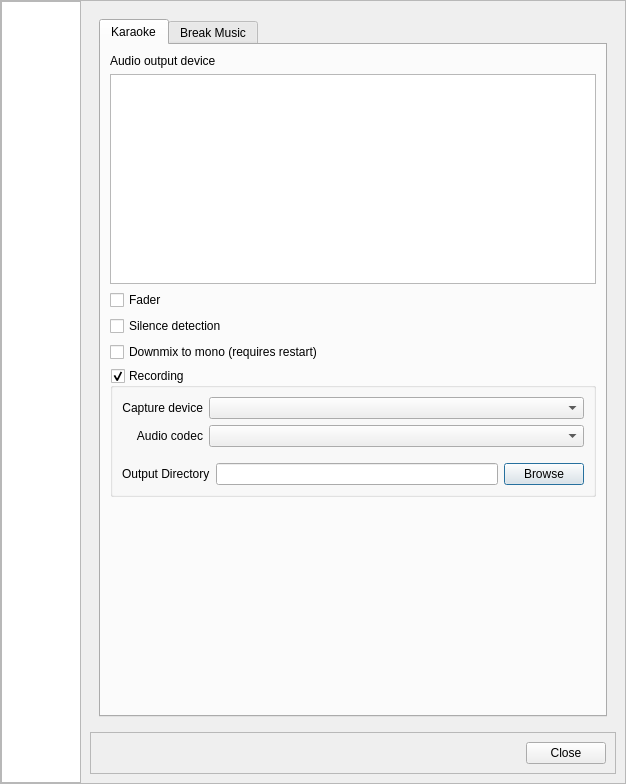
The window that OpenKJ/dlgsettings.ui (OpenKJ/OpenKJ) describes before a commit, drawn with Qt 5.
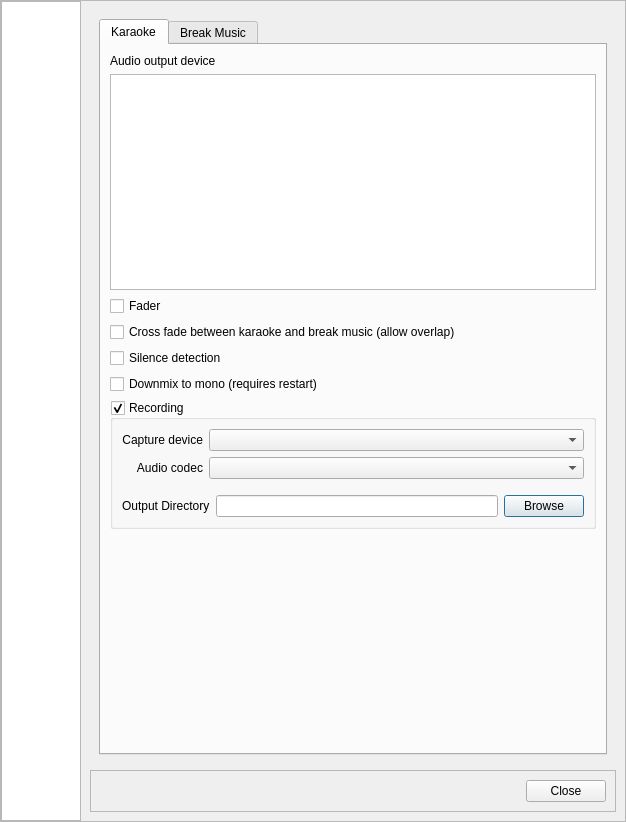
The same window after the commit. The open tabs and pages were chosen to show the change. Icons and pictures are not drawn.

Commit message: Adding option to cross fade between karaoke and break music

Patch:
```diff
--- a/OpenKJ/dlgsettings.ui
+++ b/OpenKJ/dlgsettings.ui
@@ -10,7 +10,7 @@
     <x>0</x>
     <y>0</y>
     <width>626</width>
-    <height>784</height>
+    <height>822</height>
    </rect>
   </property>
   <property name="windowTitle">
@@ -201,6 +201,13 @@
                   </property>
                  </widget>
                 </item>
+                <item>
+                 <widget class="QCheckBox" name="cbxCrossFade">
+                  <property name="text">
+                   <string>Cross fade between karaoke and break music (allow overlap)</string>
+                  </property>
+                 </widget>
+                </item>
                 <item>
                  <widget class="QCheckBox" name="checkBoxSilenceDetection">
                   <property name="toolTip">
```
Left out of the diff: 2 changed lines with no effect on the pictures. The commit also changes 5 other files.
